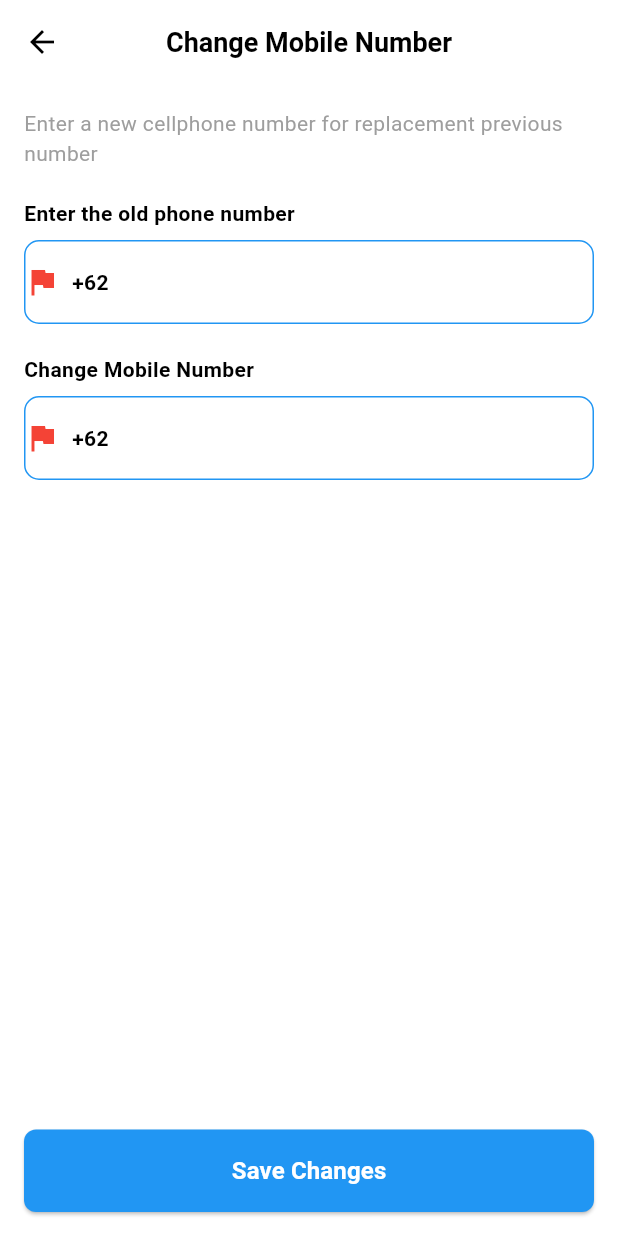
After one commit to EugeneJethroTedja/Aplikasi_Mobile_GYM, a Flutter app: the ChangePhoneNumberScreen screen opened directly, on a phone screen of 412 x 824 dp. The commit adds this screen. Run offline on Flutter 3.47's test engine with Material 3 defaults, Android fonts, the phone set to English and light mode, and no system bars; our stand-ins replace camera, font_awesome_flutter, image_picker.

Commit message:
Tambah Ubah Email, Ubah No Telepon, ubahPassword

```diff
--- /dev/null
+++ b/lib/profile/ubahNoTelepon.dart
@@ -0,0 +1,131 @@
+import 'package:flutter/material.dart';
+
+class ChangePhoneNumberScreen extends StatelessWidget {
+  const ChangePhoneNumberScreen({Key? key}) : super(key: key);
+
+  @override
+  Widget build(BuildContext context) {
+    return Scaffold(
+      appBar: AppBar(
+        backgroundColor: Colors.white,
+        elevation: 0,
+        leading: IconButton(
+          icon: const Icon(Icons.arrow_back, color: Colors.black),
+          onPressed: () {
+            Navigator.pop(context);
+          },
+        ),
+        title: const Text(
+          'Change Mobile Number',
+          style: TextStyle(
+            color: Colors.black,
+            fontSize: 18,
+            fontWeight: FontWeight.bold,
+          ),
+        ),
+        centerTitle: true,
+      ),
+      backgroundColor: Colors.white,
+      body: Padding(
+        padding: const EdgeInsets.all(16.0),
+        child: Column(
+          crossAxisAlignment: CrossAxisAlignment.start,
+          children: [
+            const Text(
+              'Enter a new cellphone number for replacement previous number',
+              style: TextStyle(
+                color: Colors.grey,
+                fontSize: 14,
+              ),
+            ),
+            const SizedBox(height: 20),
+            const Text(
+              'Enter the old phone number',
+              style: TextStyle(
+                color: Colors.black,
+                fontSize: 14,
+                fontWeight: FontWeight.bold,
+              ),
+            ),
+            const SizedBox(height: 8),
+            _buildPhoneNumberField(),
+            const SizedBox(height: 20),
+            const Text(
+              'Change Mobile Number',
+              style: TextStyle(
+                color: Colors.black,
+                fontSize: 14,
+                fontWeight: FontWeight.bold,
+              ),
+            ),
+            const SizedBox(height: 8),
+            _buildPhoneNumberField(),
+            const Spacer(),
+            SizedBox(
+              width: double.infinity,
+              child: ElevatedButton(
+                onPressed: () {
+
+                },
+                style: ElevatedButton.styleFrom(
+                  backgroundColor: Colors.blue,
+                  padding: const EdgeInsets.symmetric(vertical: 16),
+                  shape: RoundedRectangleBorder(
+                    borderRadius: BorderRadius.circular(8),
+                  ),
+                ),
+                child: const Text(
+                  'Save Changes',
+                  style: TextStyle(
+                    color: Colors.white,
+                    fontSize: 16,
+                    fontWeight: FontWeight.bold,
+                  ),
+                ),
+              ),
+            ),
+          ],
+        ),
+      ),
+    );
+  }
+
+  Widget _buildPhoneNumberField() {
+    return TextField(
+      keyboardType: TextInputType.phone,
+      decoration: InputDecoration(
+        prefixIcon: Container(
+          margin: const EdgeInsets.only(right: 8),
+          child: Row(
+            mainAxisSize: MainAxisSize.min,
+            children: const [
+              Icon(Icons.flag, color: Colors.red),
+              SizedBox(width: 8),
+              Text(
+                '+62',
+                style: TextStyle(
+                  color: Colors.black,
+                  fontSize: 14,
+                  fontWeight: FontWeight.bold,
+                ),
+              ),
+            ],
+          ),
+        ),
+        contentPadding: const EdgeInsets.symmetric(vertical: 16, horizontal: 16),
+        border: OutlineInputBorder(
+          borderRadius: BorderRadius.circular(10),
+          borderSide: const BorderSide(color: Colors.blue),
+        ),
+        focusedBorder: OutlineInputBorder(
+          borderRadius: BorderRadius.circular(10),
+          borderSide: const BorderSide(color: Colors.blue, width: 2),
+        ),
+        enabledBorder: OutlineInputBorder(
+          borderRadius: BorderRadius.circular(10),
+          borderSide: const BorderSide(color: Colors.blue),
+        ),
+      ),
+    );
+  }
+}
```
Also changed, not shown: lib/profile/keamananAkun.dart (+27 -15 lines), lib/profile/ubahEmail.dart (added, +118 -0 lines), lib/profile/ubahPassword.dart (added, +180 -0 lines).
